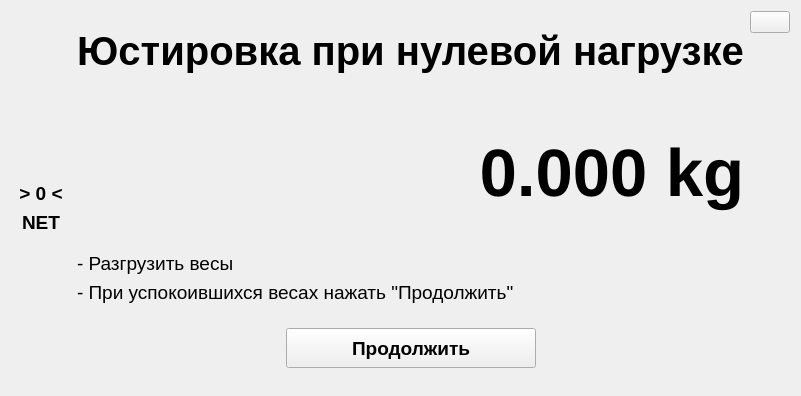
The window that alignwidget.ui (cyrillwork/MassaK) describes before a commit, drawn with Qt 5.
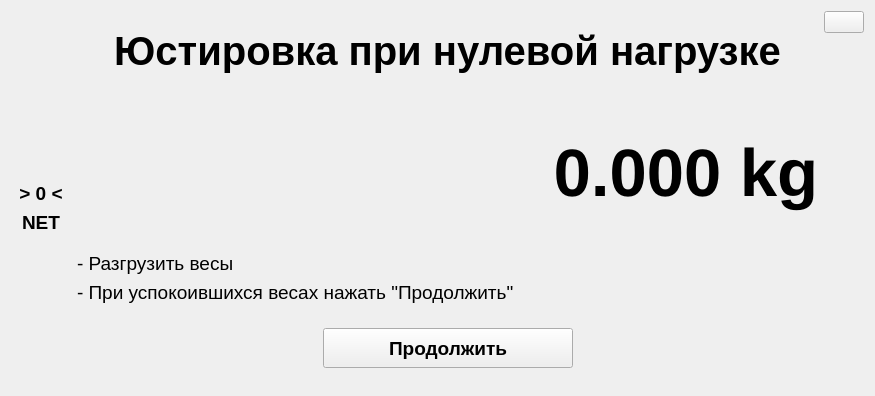
The same window after the commit.

```diff
--- a/alignwidget.ui
+++ b/alignwidget.ui
@@ -6,7 +6,7 @@
    <rect>
     <x>0</x>
     <y>0</y>
-    <width>756</width>
+    <width>875</width>
     <height>396</height>
    </rect>
   </property>
```
Left out of the diff: 4 changed lines with no effect on the pictures.
